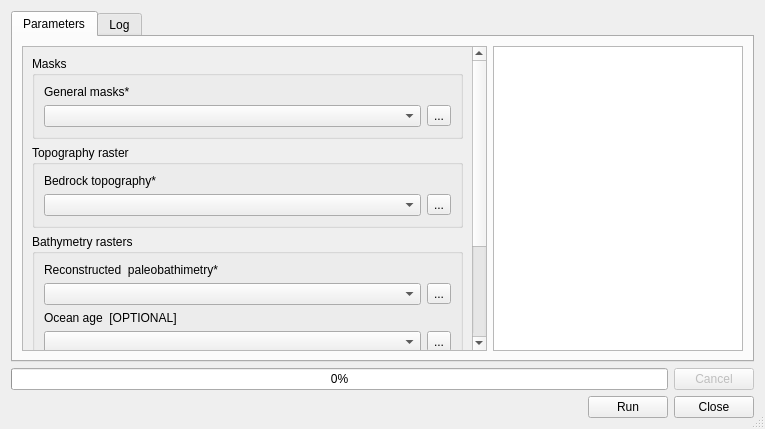
Old version of the form dem_builder_dialog_base.ui in the repository jaminzoda/terra-antiqua.
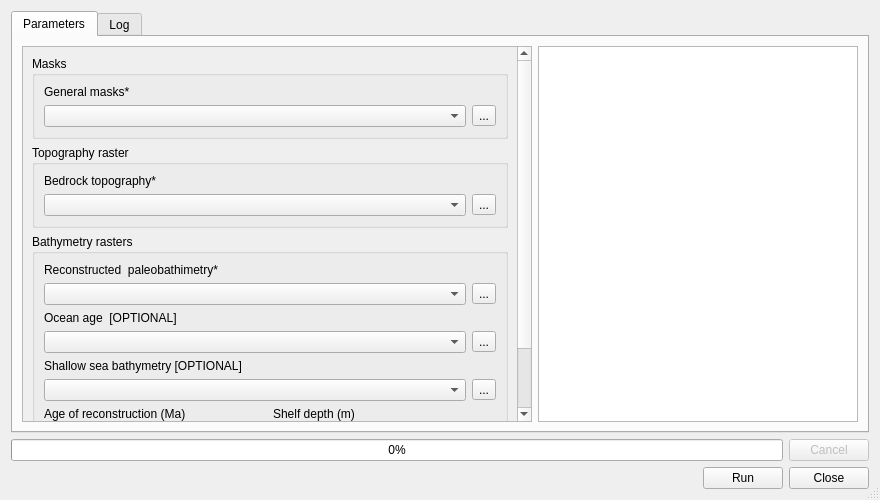
New version of the form. Custom widgets are drawn as their Qt base class.

Commit message:
Made some minor changes to TopoModifier dialog
-Changed the TopoModifier dialog
-Finished implementing progressbar, cancel option,  and log to Topo Modifier
-Resized the dialogs.

Patch:
```diff
--- a/dem_builder_dialog_base.ui
+++ b/dem_builder_dialog_base.ui
@@ -6,8 +6,8 @@
    <rect>
     <x>0</x>
     <y>0</y>
-    <width>765</width>
-    <height>429</height>
+    <width>880</width>
+    <height>500</height>
    </rect>
   </property>
   <property name="sizePolicy">
@@ -43,7 +43,7 @@
            <rect>
             <x>0</x>
             <y>0</y>
-            <width>448</width>
+            <width>493</width>
             <height>458</height>
            </rect>
           </property>
@@ -351,7 +351,7 @@
         <widget class="QTextBrowser" name="helpBox">
          <property name="maximumSize">
           <size>
-           <width>250</width>
+           <width>320</width>
            <height>16777215</height>
           </size>
          </property>
```
The commit also changes 6 other files.
